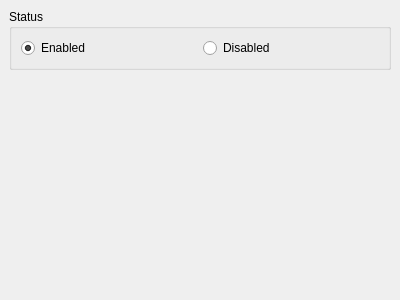
Above: profit/widgets/ui_strategydisplay.ui from hpsilva/profitpy before the change. Below: the same form after it.
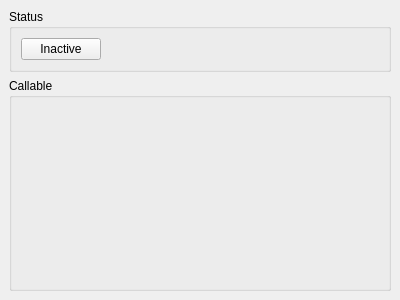
That is the form after the change. Icons and pictures are not drawn. Custom widgets are drawn as their Qt base class.

Commit message: Factored callable select widget out of strategy editor.  Updated strategy editor main to reflect.

The edit to the form file:
```diff
--- a/profit/widgets/ui_strategydisplay.ui
+++ b/profit/widgets/ui_strategydisplay.ui
@@ -21,6 +21,14 @@
    </property>
    <item>
     <widget class="QGroupBox" name="statusGroup" >
+     <property name="sizePolicy" >
+      <sizepolicy>
+       <hsizetype>5</hsizetype>
+       <vsizetype>1</vsizetype>
+       <horstretch>0</horstretch>
+       <verstretch>0</verstretch>
+      </sizepolicy>
+     </property>
      <property name="title" >
       <string>Status</string>
      </property>
@@ -32,46 +40,73 @@
        <number>6</number>
       </property>
       <item>
-       <widget class="QRadioButton" name="enabledButton" >
+       <widget class="QPushButton" name="pushButton" >
         <property name="text" >
-         <string>Enabled</string>
-        </property>
-        <property name="icon" >
-         <iconset resource="profit.qrc" >:/images/icons/connect_established.png</iconset>
-        </property>
-        <property name="checked" >
-         <bool>true</bool>
-        </property>
-       </widget>
-      </item>
-      <item>
-       <widget class="QRadioButton" name="disabledButton" >
-        <property name="text" >
-         <string>Disabled</string>
+         <string>Inactive</string>
         </property>
         <property name="icon" >
          <iconset resource="profit.qrc" >:/images/icons/connect_no.png</iconset>
         </property>
        </widget>
       </item>
+      <item>
+       <spacer>
+        <property name="orientation" >
+         <enum>Qt::Horizontal</enum>
+        </property>
+        <property name="sizeHint" >
+         <size>
+          <width>40</width>
+          <height>20</height>
+         </size>
+        </property>
+       </spacer>
+      </item>
      </layout>
     </widget>
    </item>
    <item>
-    <spacer>
-     <property name="orientation" >
-      <enum>Qt::Vertical</enum>
+    <widget class="QGroupBox" name="groupBox" >
+     <property name="sizePolicy" >
+      <sizepolicy>
+       <hsizetype>5</hsizetype>
+       <vsizetype>7</vsizetype>
+       <horstretch>0</horstretch>
+       <verstretch>0</verstretch>
+      </sizepolicy>
      </property>
-     <property name="sizeHint" >
-      <size>
-       <width>20</width>
-       <height>40</height>
-      </size>
+     <property name="title" >
+      <string>Callable</string>
      </property>
-    </spacer>
+     <layout class="QVBoxLayout" >
+      <property name="margin" >
+       <number>9</number>
+      </property>
+      <property name="spacing" >
+       <number>6</number>
+      </property>
+      <item>
+       <widget class="CallableSelectWidget" name="frame" >
+        <property name="minimumSize" >
+         <size>
+          <width>64</width>
+          <height>64</height>
+         </size>
+        </property>
+       </widget>
+      </item>
+     </layout>
+    </widget>
    </item>
   </layout>
  </widget>
+ <customwidgets>
+  <customwidget>
+   <class>CallableSelectWidget</class>
+   <extends>QFrame</extends>
+   <header>callableselectwidget.h</header>
+  </customwidget>
+ </customwidgets>
  <resources>
   <include location="profit.qrc" />
  </resources>
```
The commit also changes 5 other files.
